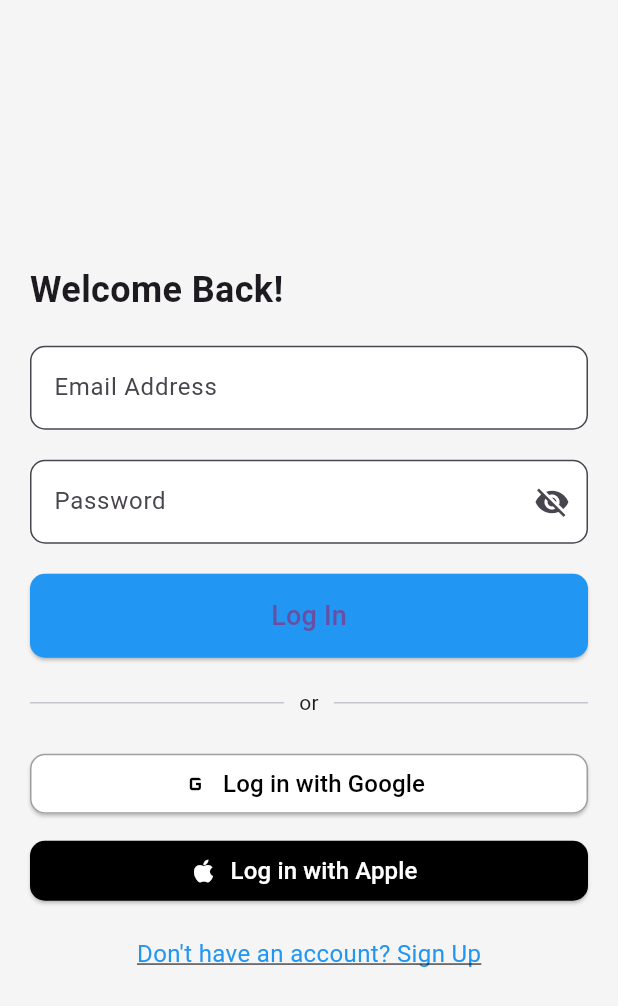
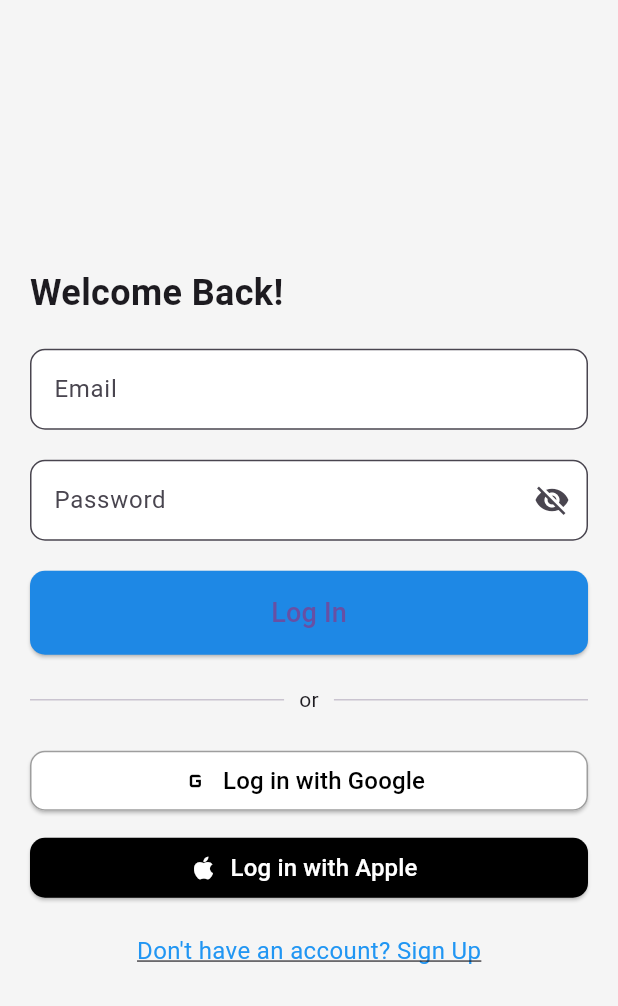
Before and after one commit to MdAbdullahAlMahmud/Shield, a Flutter app: the LoginScreenBuilder widget shown alone on an empty page, opened directly, on a phone screen of 412 x 824 dp. Shown: the top 1006 px of the screen. Run offline on Flutter 3.47's test engine with Material 3 defaults, Android fonts, the phone set to English and light mode, and no system bars; our stand-ins replace flutter_dotenv, get, get_it, go_router, kiwi, supabase_flutter; accounts and stored records are empty.

Commit message:
Newly added : Input Field updated with necessary margin and validation

```diff
--- /dev/null
+++ b/lib/core/constants/app_spaces.dart
@@ -0,0 +1,10 @@
+import 'package:flutter/cupertino.dart';
+
+/**
+ * Created by Abdullah on 25/8/24.
+ */
+
+abstract class AppSpaces {
+  static const SizedBox spaceBetweenItem = SizedBox(height: 20.0);
+  static const SizedBox spaceBetweenChild = SizedBox(height: 10.0);
+}
--- a/lib/core/widgets/text_filed/input_field.dart
+++ b/lib/core/widgets/text_filed/input_field.dart
@@ -5,8 +5,8 @@ import 'input_regex.dart';
 /**
  * Created by Abdullah on 22/8/24.
  */
+
 class InputField extends TextFormField {
-  final String? header;
   final String? hintText;
   final Function(String?)? onTextChange;
   final InputDecoration? inputDecoration;
@@ -19,9 +19,10 @@ class InputField extends TextFormField {
   final Widget? prefix, suffix, prefixIcon, suffixIcon;
   final EdgeInsets? contentPadding;
   final Color? fillColor;
+  final String? label;
 
-  InputField(
-      {this.header,
+  InputField({
+    this.label,
       this.regex,
       this.hintText,
       this.onTextChange,
@@ -80,24 +81,28 @@ class InputField extends TextFormField {
       this.willShowCounter = false,
       this.hintStyle,
       this.contentPadding,
-      this.fillColor,
+      this.fillColor = Colors.white,
       super.textDirection})
       : super(
           onTapOutside: (PointerDownEvent event) {},
           onChanged: onTextChange != null ? (s) => onTextChange(s) : null,
           decoration: inputDecoration ??
               InputDecoration(
+                label: Text(label ?? ""),
                 hintText: hintText,
                 counterText: willShowCounter ? null : "",
                 prefixIcon: prefixIcon,
                 suffixIcon: suffixIcon,
                 hintStyle: hintStyle,
                 filled: fillColor != null,
-                fillColor: fillColor,
+                fillColor: fillColor ?? Colors.white,
                 prefix: prefix,
                 suffix: suffix,
                 contentPadding: contentPadding ??
                     EdgeInsets.symmetric(horizontal: 12, vertical: 15),
+                border: OutlineInputBorder(
+                  borderRadius: BorderRadius.circular(10.0),
+                ),
               ),
           validator: (value) {
             if (isOptional && value!.isEmpty) {
--- a/lib/modules/authentication/features/login/views/login_screen_builder.dart
+++ b/lib/modules/authentication/features/login/views/login_screen_builder.dart
@@ -1,5 +1,9 @@
 import 'package:flutter/material.dart';
 import 'package:shield/core/base/base_view_state.dart';
+import 'package:shield/core/constants/app_spaces.dart';
+import 'package:shield/core/theme/color_palettes.dart';
+import 'package:shield/core/widgets/text_filed/input_field.dart';
+import 'package:shield/core/widgets/text_filed/input_regex.dart';
 import 'package:shield/modules/authentication/features/login/controller/login_controller.dart';
 import 'package:shield/router/app_routes.dart';
 import 'package:shield/router/route_path.dart';
@@ -40,37 +44,25 @@ class _LoginScreenBuilderState
                   textAlign: TextAlign.center,
                 ),
               ),
-              SizedBox(height: 20),
 
-              // Email Field
-              TextField(
+              AppSpaces.spaceBetweenItem,
+              InputField(
                 controller: controller.emailController,
-                decoration: InputDecoration(
-                  labelText: 'Email Address',
-                  border: OutlineInputBorder(
-                    borderRadius: BorderRadius.circular(10.0),
-                  ),
-                  filled: true,
-                  fillColor: Colors.white,
-                ),
+                regex: InputRegex.NOT_EMPTY,
+                label: 'Email',
               ),
-              SizedBox(height: 20),
 
-              // Password Field
-              TextField(
+              AppSpaces.spaceBetweenItem,
+
+              InputField(
                 controller: controller.passwordController,
+                label: 'Password',
                 obscureText: true,
-                decoration: InputDecoration(
-                  labelText: 'Password',
-                  border: OutlineInputBorder(
-                    borderRadius: BorderRadius.circular(10.0),
-                  ),
-                  filled: true,
-                  fillColor: Colors.white,
-                  suffixIcon: Icon(Icons.visibility_off),
-                ),
+                suffixIcon: Icon(Icons.visibility_off),
+                regex: InputRegex.NOT_EMPTY,
               ),
-              SizedBox(height: 20),
+
+              AppSpaces.spaceBetweenItem,
 
               // Login Button
               ElevatedButton(
@@ -82,7 +74,7 @@ class _LoginScreenBuilderState
                   child: Text('Log In', style: TextStyle(fontSize: 18)),
                 ),
                 style: ElevatedButton.styleFrom(
-                  backgroundColor: Colors.blue,
+                  backgroundColor: ColorPalettes.colorPrimary,
                   shape: RoundedRectangleBorder(
                     borderRadius: BorderRadius.circular(10.0),
                   ),
```
Also changed, not shown: lib/core/widgets/text_filed/header_widget.dart (added, +26 -0 lines), lib/modules/authentication/features/sign_up/views/sign_up_screen_builder.dart (+22 -38 lines), 2 other files.
